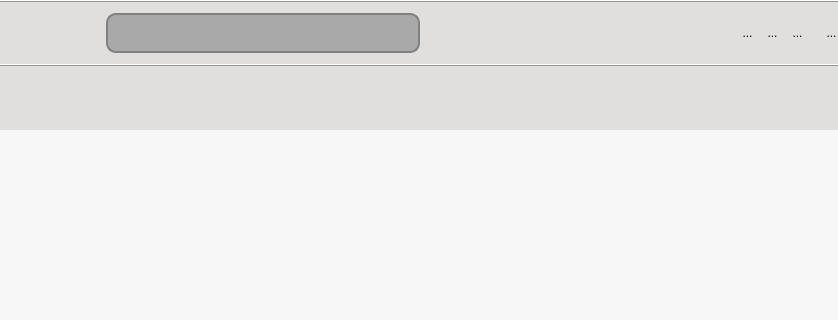
Before: the Qt Designer form UiQT4/desWidgetCommande.ui in SalomePlatform/eficas_tools, drawn with Qt 5; both pictures show x 269 to 1107 and y 0 to 320 of the 1290 by 540 pixel window.
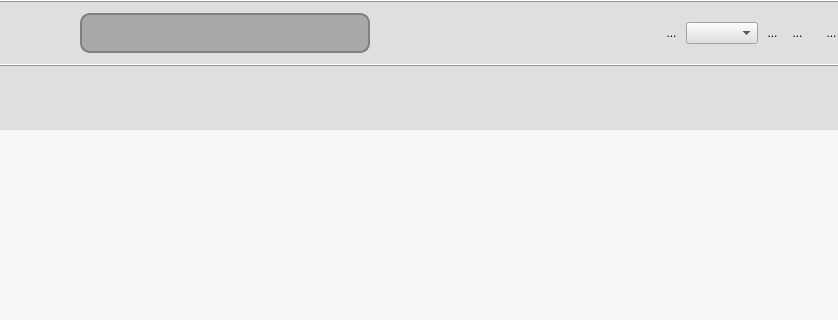
After: the same form once the commit is applied. Icons and pictures are not drawn. Custom widgets are drawn as their Qt base class.

Diff of the .ui file:
```diff
--- a/UiQT4/desWidgetCommande.ui
+++ b/UiQT4/desWidgetCommande.ui
@@ -332,6 +332,13 @@
                  </property>
                 </widget>
                </item>
+               <item>
+                <widget class="QComboBox" name="CBScripts">
+                 <property name="frame">
+                  <bool>true</bool>
+                 </property>
+                </widget>
+               </item>
                <item>
                 <widget class="QToolButton" name="RBInfo">
                  <property name="minimumSize">
```
